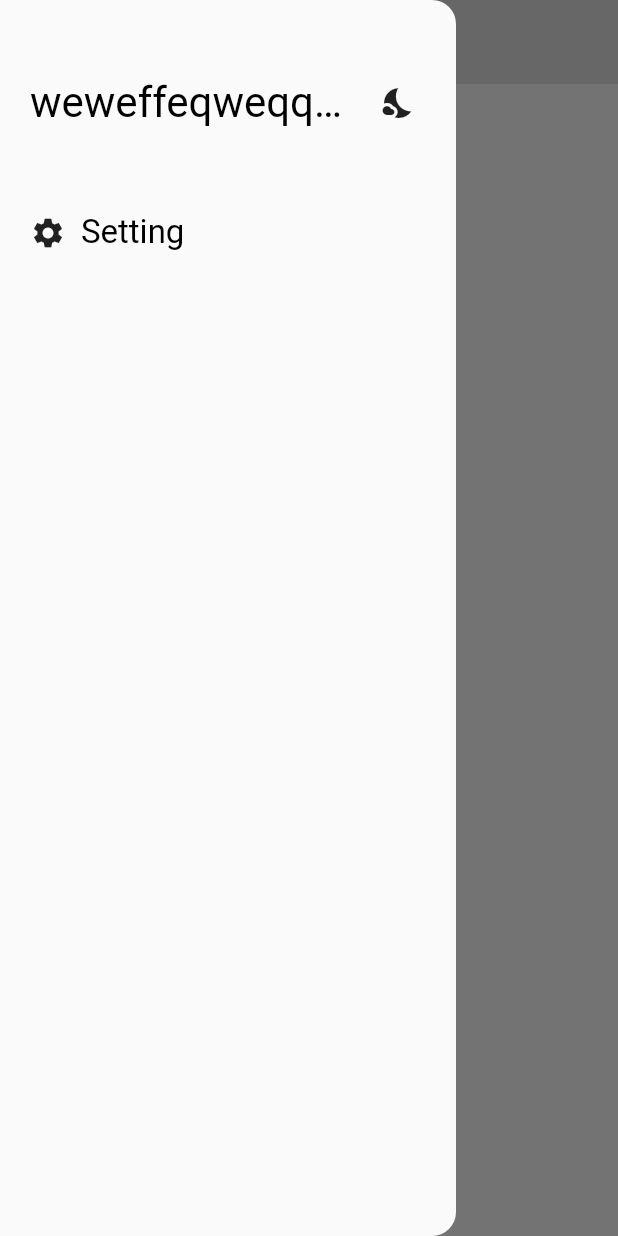
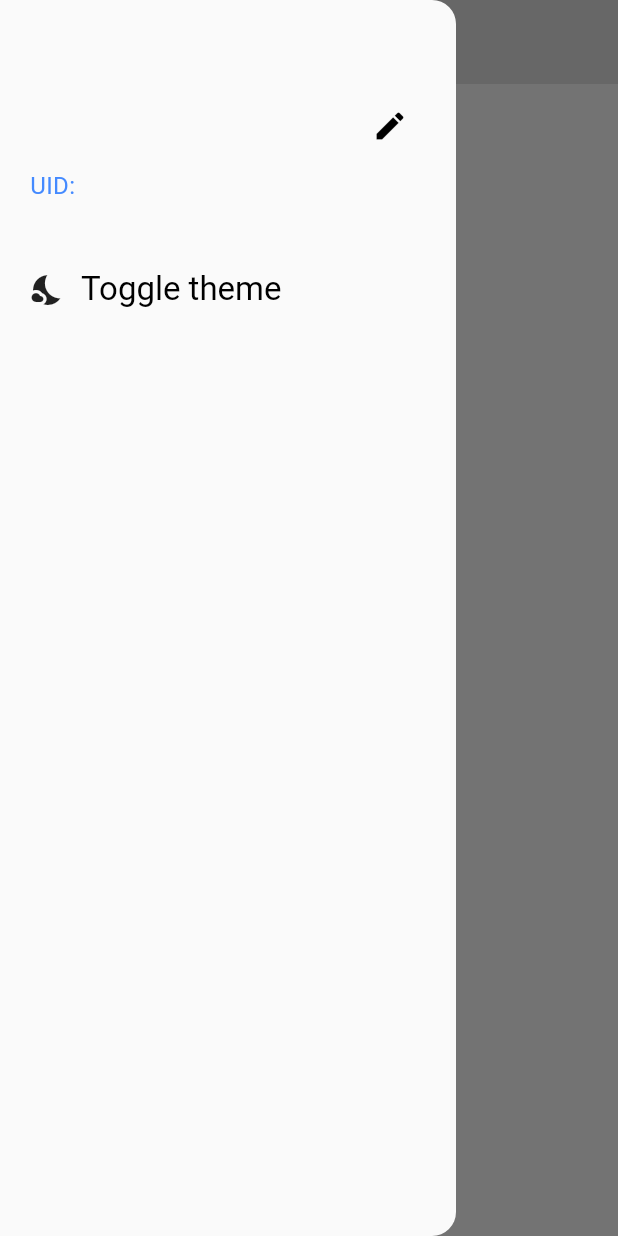
Before and after one commit to Fileurix3/chat_app, a Flutter app: the HomePage screen opened by its route, with the side drawer open, on a phone screen of 412 x 824 dp. Run offline on Flutter 3.47's test engine with Material 3 defaults, Android fonts, the phone set to English and light mode, and no system bars; our stand-ins replace cloud_firestore, firebase_auth, firebase_core, flutter_bloc, shared_preferences; accounts and stored records are empty.

Commit message:
toggle theme and update name

```diff
--- a/lib/pages/home_page.dart
+++ b/lib/pages/home_page.dart
@@ -1,4 +1,3 @@
-import 'package:chat_app/bloc/theme/theme_state.dart';
 import 'package:chat_app/bloc/user%20list/user_list_state.dart';
 import 'package:chat_app/pages/chat_page.dart';
 import 'package:chat_app/widgets/custom_drawer.dart';
--- a/lib/theme.dart
+++ b/lib/theme.dart
@@ -60,6 +60,7 @@ ListTileThemeData listTileTheme(Color titleColor, Color? subtitleColor) =>
 ThemeData lightTheme = ThemeData(
   appBarTheme: AppBarTheme(
     color: Colors.grey[300],
+    scrolledUnderElevation: 0,
     centerTitle: true,
     titleTextStyle: const TextStyle(
       fontSize: 28,
@@ -85,10 +86,11 @@ ThemeData lightTheme = ThemeData(
 );
 
 ThemeData darkTheme = ThemeData(
-  appBarTheme: AppBarTheme(
-    color: Colors.grey[900],
+  appBarTheme: const AppBarTheme(
+    color: Color.fromARGB(255, 30, 30, 30),
+    scrolledUnderElevation: 0,
     centerTitle: true,
-    titleTextStyle: const TextStyle(
+    titleTextStyle: TextStyle(
       fontSize: 28,
       color: Colors.white,
     ),
@@ -97,7 +99,7 @@ ThemeData darkTheme = ThemeData(
     primarySwatch: Colors.indigo,
     accentColor: Colors.indigoAccent,
     cardColor: Colors.grey[850],
-    backgroundColor: Colors.grey[900],
+    backgroundColor: const Color.fromARGB(255, 30, 30, 30),
     brightness: Brightness.dark,
   ),
   inputDecorationTheme: inputDecoration(Colors.grey[350]),
--- a/lib/widgets/custom_drawer.dart
+++ b/lib/widgets/custom_drawer.dart
@@ -1,5 +1,7 @@
 import 'package:chat_app/bloc/theme/theme_state.dart';
+import 'package:firebase_auth/firebase_auth.dart';
 import 'package:flutter/material.dart';
+import 'package:flutter/services.dart';
 import 'package:flutter_bloc/flutter_bloc.dart';
 
 class CustomDrawer extends StatefulWidget {
@@ -10,39 +12,150 @@ class CustomDrawer extends StatefulWidget {
 }
 
 class _CustomDrawerState extends State<CustomDrawer> {
+  bool isEdit = false;
+
+  TextEditingController newNameController = TextEditingController();
+
+  @override
+  void initState() {
+    super.initState();
+    setState(() {
+      newNameController.text =
+          FirebaseAuth.instance.currentUser!.displayName.toString();
+    });
+  }
+
   @override
   Widget build(BuildContext context) {
     return Drawer(
       backgroundColor: Theme.of(context).scaffoldBackgroundColor,
       child: Container(
         margin: const EdgeInsets.only(
-          top: 50,
+          top: 60,
           left: 20,
           right: 20,
         ),
         child: Column(
           crossAxisAlignment: CrossAxisAlignment.start,
           children: [
+            Column(
+              crossAxisAlignment: CrossAxisAlignment.start,
+              children: [
                 Row(
+                  mainAxisAlignment: MainAxisAlignment.spaceBetween,
                   children: [
-                Expanded(
+                    isEdit == false
+                        ? Expanded(
                             child: Text(
-                    "weweffeqweqqweqweqwer",
+                              FirebaseAuth.instance.currentUser!.displayName
+                                  .toString(),
                               style: Theme.of(context).textTheme.headlineSmall,
                               overflow: TextOverflow.ellipsis,
                               maxLines: 1,
                             ),
+                          )
+                        : Expanded(
+                            child: TextField(
+                              controller: newNameController,
+                              decoration: const InputDecoration(
+                                hintText: "Enter new name",
+                                counterText: "",
                               ),
+                              maxLength: 30,
+                              style: Theme.of(context).textTheme.labelMedium,
+                            ),
+                          ),
+                    isEdit == false
+                        ? IconButton(
+                            onPressed: () {
+                              setState(() {
+                                isEdit = !isEdit;
+                              });
+                            },
+                            icon: const Icon(Icons.edit),
+                          )
+                        : Row(
+                            children: [
+                              IconButton(
+                                onPressed: () {
+                                  setState(() {
+                                    isEdit = !isEdit;
+                                    newNameController.text = FirebaseAuth
+                                        .instance.currentUser!.displayName
+                                        .toString();
+                                  });
+                                },
+                                icon: Icon(
+                                  Icons.close,
+                                  color: Theme.of(context).colorScheme.error,
+                                ),
+                              ),
+                              IconButton(
+                                onPressed: () {
+                                  FirebaseAuth.instance.currentUser!
+                                      .updateDisplayName(
+                                          newNameController.text);
+                                  setState(() {
+                                    isEdit = !isEdit;
+                                  });
+                                },
+                                icon: const Icon(
+                                  Icons.save,
+                                  color: Colors.green,
+                                ),
+                              ),
+                            ],
+                          ),
+                  ],
+                ),
+                const SizedBox(height: 4),
+                InkWell(
+                  borderRadius: BorderRadius.circular(14),
+                  onTap: () {
+                    Clipboard.setData(ClipboardData(
+                      text: FirebaseAuth.instance.currentUser!.uid,
+                    ));
+                    ScaffoldMessenger.of(context).showSnackBar(
+                      SnackBar(
+                        content: Text(
+                          "UID copied",
+                          style: Theme.of(context).textTheme.labelMedium,
+                        ),
+                        backgroundColor: Theme.of(context).cardColor,
+                      ),
+                    );
+                  },
+                  child: Text(
+                    "UID: ${FirebaseAuth.instance.currentUser!.uid}",
+                    style: const TextStyle(
+                      fontSize: 16,
+                      fontWeight: FontWeight.w400,
+                      color: Colors.blueAccent,
+                    ),
+                    overflow: TextOverflow.ellipsis,
+                    maxLines: 1,
+                  ),
+                ),
+              ],
+            ),
+            const SizedBox(height: 40),
             BlocBuilder<ThemeCubit, ThemeState>(
               builder: (context, state) {
                 return InkWell(
-                      borderRadius: BorderRadius.circular(100),
+                  borderRadius: BorderRadius.circular(10),
                   onTap: () {
                     context.read<ThemeCubit>().toggleTheme();
                   },
-                      child: Padding(
-                        padding: const EdgeInsets.all(6),
-                        child: AnimatedSwitcher(
+                  child: Container(
+                    margin: const EdgeInsets.only(
+                      right: 10,
+                      bottom: 4,
+                      top: 4,
+                    ),
+                    child: Row(
+                      mainAxisSize: MainAxisSize.min,
+                      children: [
+                        AnimatedSwitcher(
                           duration: const Duration(milliseconds: 100),
                           transitionBuilder: (child, animation) {
                             return ScaleTransition(
@@ -60,34 +173,16 @@ class _CustomDrawerState extends State<CustomDrawer> {
                                   key: ValueKey<int>(2),
                                 ),
                         ),
-                      ),
-                    );
-                  },
-                )
-              ],
-            ),
-            const SizedBox(height: 50),
-            InkWell(
-              borderRadius: BorderRadius.circular(10),
-              onTap: () {},
-              child: Container(
-                margin: const EdgeInsets.only(
-                  right: 10,
-                  bottom: 4,
-                  top: 4,
-                ),
-                child: Row(
-                  mainAxisSize: MainAxisSize.min,
-                  children: [
-                    const Icon(Icons.settings),
                         const SizedBox(width: 10),
                         Text(
-                      "Setting",
+                          "Toggle theme",
                           style: Theme.of(context).textTheme.titleLarge,
                         ),
                       ],
                     ),
                   ),
+                );
+              },
             ),
           ],
         ),
```
Also changed, not shown: lib/pages/chat_page.dart (+35 -2 lines), lib/pages/setting_page.dart (deleted). Lines whose indentation alone changed are shown as unchanged.
